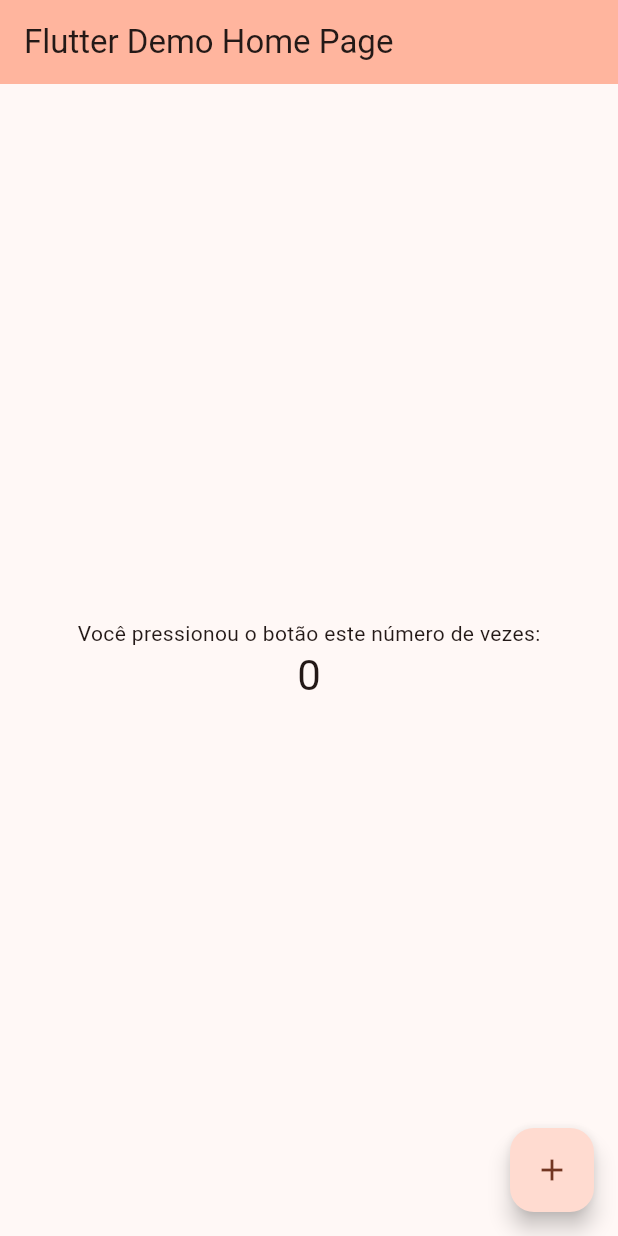
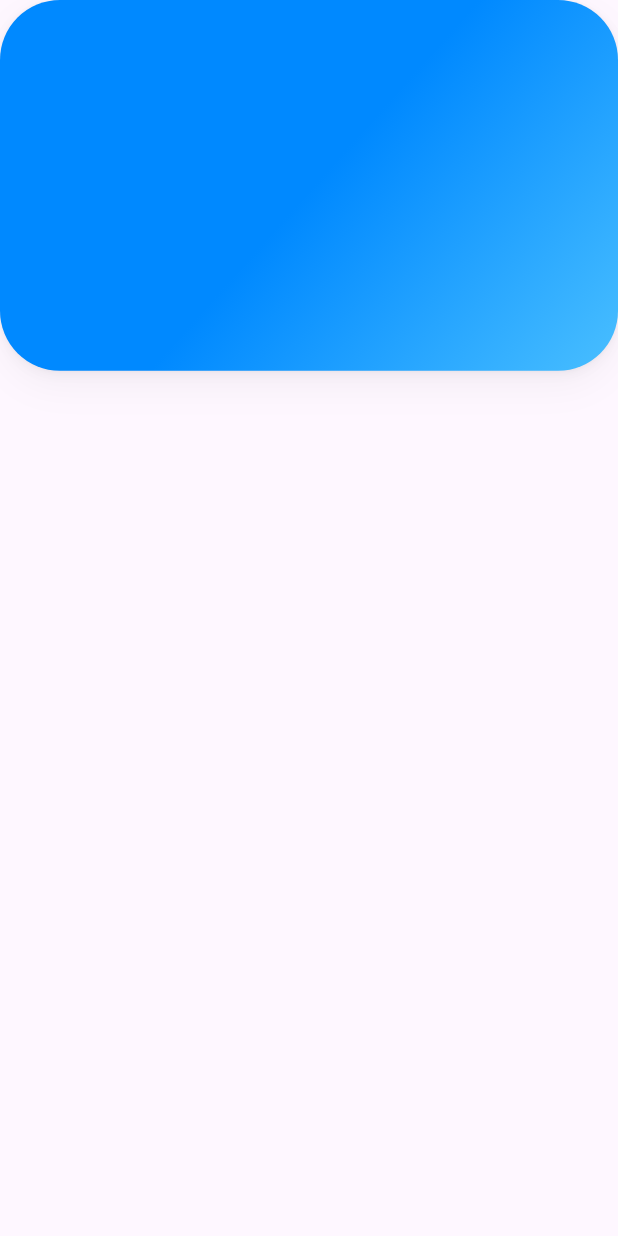
Before and after one commit to tay-assis/app_mobile_clinica_medica, a Flutter app: the screen it shows after launch, on a phone screen of 412 x 824 dp. Run offline on Flutter 3.47's test engine with Material 3 defaults, Android fonts, the phone set to English and light mode, and no system bars; missing offline and left inert: mysql_client.

Commit message:
Dashboard e componente retangulo criados

```diff
--- a/lib/main.dart
+++ b/lib/main.dart
@@ -1,124 +1,6 @@
+import 'package:app_mobile_clinica_medica/pages/dashboard_user.dart';
 import 'package:flutter/material.dart';
 
 void main() {
-  runApp(const MyApp());
+  runApp(MaterialApp(home: DashboardUser()));
 }
-
-class MyApp extends StatelessWidget {
-  const MyApp({super.key});
-
-  // Este widget é a raiz da sua aplicação.
-  @override
-  Widget build(BuildContext context) {
-    return MaterialApp(
-      title: 'Flutter Demo',
-      theme: ThemeData(
-        // Este é o tema da sua aplicação.
-        //
-        // TENTE ISSO: Tente executar sua aplicação com "flutter run". Você verá
-        // que a aplicação tem uma barra de ferramentas roxa. Então, sem sair do aplicativo,
-        // tente mudar o seedColor no colorScheme abaixo para Colors.green
-        // e então invoque "hot reload" (salve suas alterações ou pressione o botão "hot
-        // reload" em um IDE compatível com Flutter, ou pressione "r" se você usou
-        // a linha de comando para iniciar o aplicativo).
-        //
-        // Observe que o contador não foi redefinido para zero; o estado da aplicação
-        // não é perdido durante o recarregamento. Para redefinir o estado, use hot
-        // restart.
-        //
-        // Isso funciona para código também, não apenas valores: A maioria das mudanças de código pode ser
-        // testada apenas com um hot reload.
-        colorScheme: ColorScheme.fromSeed(
-          seedColor: const Color.fromARGB(255, 183, 89, 58),
-        ),
-      ),
-      home: const MyHomePage(title: 'Flutter Demo Home Page'),
-    );
-  }
-}
-
-class MyHomePage extends StatefulWidget {
-  const MyHomePage({super.key, required this.title});
-
-  // Este widget é a página inicial da sua aplicação. Ele é stateful, o que significa
-  // que ele tem um objeto State (definido abaixo) que contém campos que afetam
-  // como ele se parece.
-
-  // Esta classe é a configuração para o estado. Ela mantém os valores (neste
-  // caso o título) fornecidos pelo pai (neste caso o widget App) e
-  // usados pelo método build do State. Campos em uma subclasse de Widget são
-  // sempre marcados como "final".
-
-  final String title;
-
-  @override
-  State<MyHomePage> createState() => _MyHomePageState();
-}
-
-class _MyHomePageState extends State<MyHomePage> {
-  int _counter = 0;
-
-  void _incrementCounter() {
-    setState(() {
-      // Esta chamada para setState diz ao framework Flutter que algo
-      // mudou neste State, o que faz com que ele execute novamente o método build abaixo
-      // para que a exibição possa refletir os valores atualizados. Se mudássemos
-      // _counter sem chamar setState(), então o método build não seria
-      // chamado novamente, e então nada pareceria acontecer.
-      _counter++;
-    });
-  }
-
-  @override
-  Widget build(BuildContext context) {
-    // Este método é executado novamente toda vez que setState é chamado, por exemplo, como feito
-    // pelo método _incrementCounter acima.
-    //
-    // O framework Flutter foi otimizado para tornar a execução dos métodos build rápida,
-    // para que você possa simplesmente reconstruir qualquer coisa que precise ser atualizada em vez de
-    // ter que mudar individualmente instâncias de widgets.
-    return Scaffold(
-      appBar: AppBar(
-        // TENTE ISSO: Tente mudar a cor aqui para uma cor específica (para
-        // Colors.amber, talvez?) e acione um hot reload para ver a AppBar
-        // mudar de cor enquanto as outras cores permanecem as mesmas.
-        backgroundColor: Theme.of(context).colorScheme.inversePrimary,
-        // Aqui pegamos o valor do objeto MyHomePage que foi criado pelo
-        // método App.build, e o usamos para definir o título da appbar.
-        title: Text(widget.title),
-      ),
-      body: Center(
-        // Center é um widget de layout. Ele pega um único filho e o posiciona
-        // no meio do pai.
-        child: Column(
-          // Column também é um widget de layout. Ele pega uma lista de filhos e
-          // os organiza verticalmente. Por padrão, ele se dimensiona para caber seus
-          // filhos horizontalmente, e tenta ser tão alto quanto seu pai.
-          //
-          // Column tem várias propriedades para controlar como ele se dimensiona e
-          // como ele posiciona seus filhos. Aqui usamos mainAxisAlignment para
-          // centralizar os filhos verticalmente; o eixo principal aqui é o eixo vertical
-          // porque Columns são verticais (o eixo cruzado seria
-          // horizontal).
-          //
-          // TENTE ISSO: Invoque "debug painting" (escolha a ação "Toggle Debug Paint"
-          // no IDE, ou pressione "p" no console), para ver o
-          // wireframe para cada widget.
-          mainAxisAlignment: MainAxisAlignment.center,
-          children: <Widget>[
-            const Text('Você pressionou o botão este número de vezes:'),
-            Text(
-              '$_counter',
-              style: Theme.of(context).textTheme.headlineMedium,
-            ),
-          ],
-        ),
-      ),
-      floatingActionButton: FloatingActionButton(
-        onPressed: _incrementCounter,
-        tooltip: 'Incrementar',
-        child: const Icon(Icons.add),
-      ), // Esta vírgula final torna a formatação automática mais agradável para métodos build.
-    );
-  }
-}
--- /dev/null
+++ b/lib/pages/components/rectangule_top.dart
@@ -0,0 +1,80 @@
+import 'package:flutter/material.dart';
+
+class GradientRectangleTop extends StatelessWidget {
+  final double widthPercentage;
+  final double heightPercentage;
+
+  const GradientRectangleTop({
+    super.key,
+    required this.widthPercentage,
+    required this.heightPercentage,
+  });
+
+  @override
+  Widget build(BuildContext context) {
+    final screenWidth = MediaQuery.of(context).size.width;
+    final screenHeight = MediaQuery.of(context).size.height;
+
+    return Container(
+      width: screenWidth * widthPercentage,
+      height: screenHeight * heightPercentage,
+      decoration: ShapeDecoration(
+        gradient: LinearGradient(
+          begin: Alignment(0.07, -0.10),
+          end: Alignment(1.13, 1.47),
+          colors: [const Color(0xFF0089FF), const Color(0xFF5BCCFF)],
+        ),
+        shape: RoundedRectangleBorder(borderRadius: BorderRadius.circular(40)),
+        shadows: [
+          BoxShadow(
+            color: Color(0x0A000000),
+            blurRadius: 1,
+            offset: Offset(0, 0),
+            spreadRadius: 0,
+          ),
+          BoxShadow(
+            color: Color(0x0A000000),
+            blurRadius: 6,
+            offset: Offset(0, 2),
+            spreadRadius: 0,
+          ),
+          BoxShadow(
+            color: Color(0x0A000000),
+            blurRadius: 20,
+            offset: Offset(0, 10),
+            spreadRadius: 0,
+          ),
+        ],
+      ),
+    );
+  }
+}
+
+// class GradientRectangle2 extends StatelessWidget {
+//   final double widthPercentage;
+//   final double heightPercentage;
+
+//   const GradientRectangle2({
+//     super.key,
+//     required this.widthPercentage,
+//     required this.heightPercentage,
+//   });
+
+//   @override
+//   Widget build(BuildContext context) {
+//     final screenWidth = MediaQuery.of(context).size.width;
+//     final screenHeight = MediaQuery.of(context).size.height;
+
+//     return Container(
+//       width: screenWidth * widthPercentage,
+//       height: screenHeight * heightPercentage,
+//       decoration: BoxDecoration(
+//         gradient: const LinearGradient(
+//           colors: [Color(0xFF0089FF), Color(0xFF5CCCFF)],
+//           begin: Alignment.topLeft,
+//           end: Alignment.bottomRight,
+//         ),
+//       ),
+//     );
+//   }
+// }
--- /dev/null
+++ b/lib/pages/dashboard_user.dart
@@ -0,0 +1,16 @@
+import 'package:app_mobile_clinica_medica/pages/components/rectangule_top.dart';
+import 'package:flutter/material.dart';
+
+class DashboardUser extends StatelessWidget {
+  const DashboardUser({super.key});
+
+  @override
+  Widget build(BuildContext context) {
+    return Scaffold(
+      body: Padding(
+        padding: const EdgeInsets.only(), // move 100px do topo
+        child: GradientRectangleTop(widthPercentage: 1, heightPercentage: 0.3),
+      ),
+    );
+  }
+}
```
